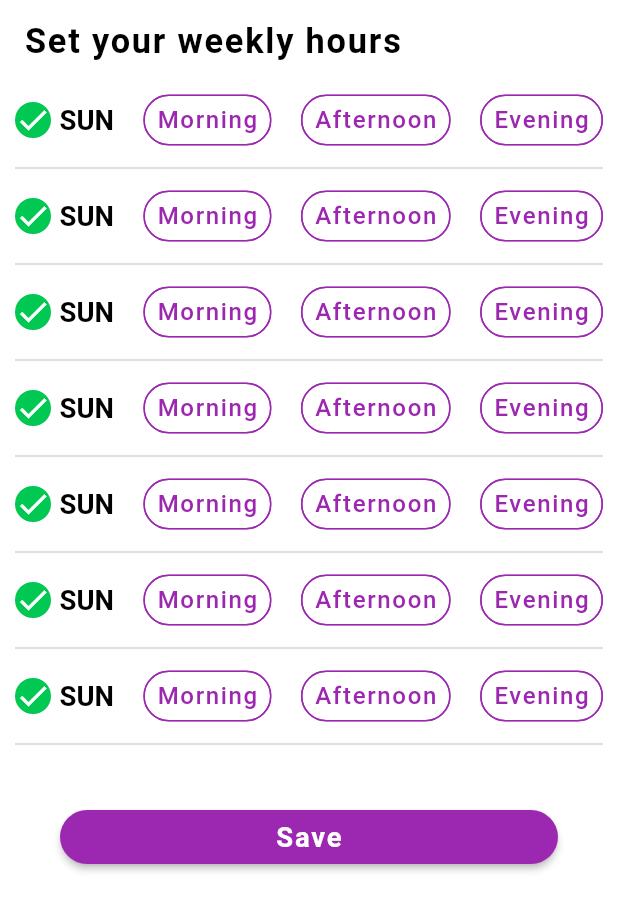
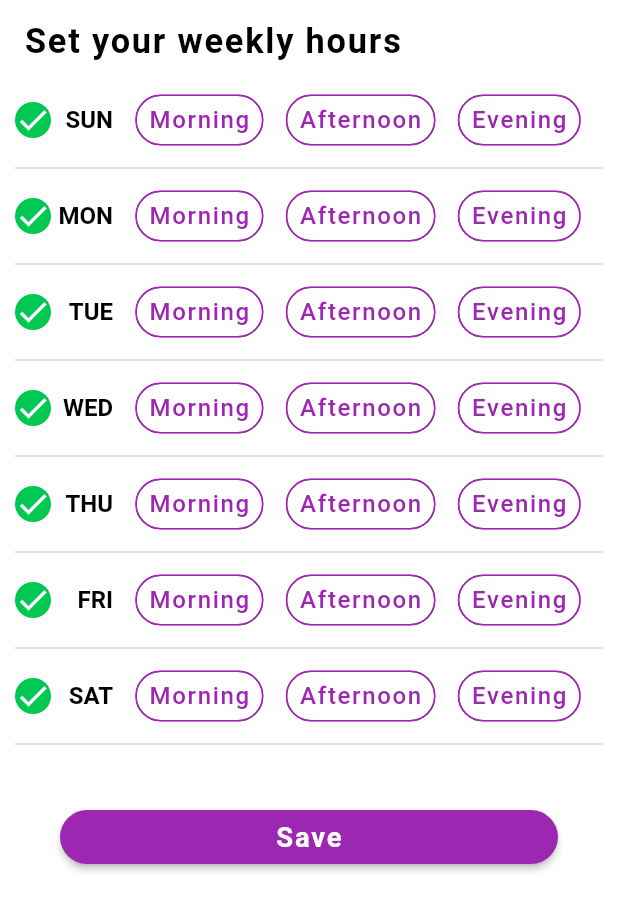
Before and after one commit to jishnup57/MachineTaskWaybeo, a Flutter app: the screen it shows after launch, after a tap on "Go to Shedule View", on a phone screen of 412 x 824 dp. Shown: the top 911 px of the screen. Run offline on Flutter 3.47's test engine with Material 2 defaults, Android fonts, the phone set to English and light mode, and no system bars; our stand-ins replace flutter_screenutil, get, google_fonts, hive_flutter, lottie, shared_preferences; accounts and stored records are empty.

Commit message:
Sheduling compleated

```diff
--- a/lib/app/landing/controller/landing_controller.dart
+++ b/lib/app/landing/controller/landing_controller.dart
@@ -15,13 +15,13 @@ class LandingController extends GetxController {
 
   createSheduleDB() async {
     SharedPreferences sp = await SharedPreferences.getInstance();
-    final value = sp.getBool("is_avl")??false;
-    if(value){
-        return;
+    final value = sp.getBool("is_avl") ?? false;
+    if (value) {
+      return;
     }
     log("create called");
     final box = await Hive.openBox<SheduleModel>('shedule.db');
-    for (var i = 1; i <= 7; i++) {
+    for (var i = 0; i <= 6; i++) {
       final obj = SheduleModel(
         id: i,
         day: generateDay(i),
@@ -30,27 +30,29 @@ class LandingController extends GetxController {
         morning: false,
         afternoon: false,
         evening: false,
+        selMrg: false,
+        selAft: false,
+        selEve: false,
       );
       await box.put(i, obj);
     }
-     final list = await getAll();
-     print(list);
+
     await addToSharedPref();
   }
 
   String generateDay(int i) {
     switch (i) {
+      case 0:
+        return 'SUN';
       case 1:
-        return 'SUN';
+        return 'MON';
       case 2:
-        return 'MON';
+        return 'TUE';
       case 3:
-        return 'TUE';
+        return 'WED';
       case 4:
-        return 'WED';
+        return 'THU';
       case 5:
-        return 'THU';
-      case 6:
         return 'FRI';
       default:
         return 'SAT';
--- a/lib/app/shedule/model/shedule_model.dart
+++ b/lib/app/shedule/model/shedule_model.dart
@@ -1,7 +1,8 @@
 import 'package:hive_flutter/hive_flutter.dart';
- part 'shedule_model.g.dart';
+part 'shedule_model.g.dart';
+
 @HiveType(typeId: 1)
-class SheduleModel{
+class SheduleModel {
   @HiveField(0)
   int id;
 
@@ -22,6 +23,15 @@ class SheduleModel{
 
   @HiveField(6)
   bool evening;
+
+  @HiveField(7)
+  bool selMrg;
+
+  @HiveField(8)
+  bool selAft;
+
+  @HiveField(9)
+  bool selEve;
   SheduleModel({
     required this.id,
     required this.day,
@@ -30,5 +40,38 @@ class SheduleModel{
     required this.morning,
     required this.afternoon,
     required this.evening,
+    required this.selMrg,
+    required this.selAft,
+    required this.selEve,
   });
+
+  SheduleModel copyWith(
+      {int? id,
+      String? day,
+      String? date,
+      bool? compleatlyBooked,
+      bool? morning,
+      bool? afternoon,
+      bool? evening,
+      bool? selMrg,
+      bool? selAft,
+      bool? selEve}) {
+    return SheduleModel(
+      id: id ?? this.id,
+      day: day ?? this.day,
+      date: date ?? this.date,
+      compleatlyBooked: compleatlyBooked ?? this.compleatlyBooked,
+      morning: morning ?? this.morning,
+      afternoon: afternoon ?? this.afternoon,
+      evening: evening ?? this.evening,
+      selMrg: selMrg ?? this.selMrg,
+      selAft: selAft ?? this.selAft,
+      selEve: selEve ?? this.selEve,
+    );
+  }
+  @override
+  String toString() {
+    return 'SheduleModel(id: $id, day: $day, date: $date, compleatlyBooked: $compleatlyBooked, morning: $morning, afternoon: $afternoon, evening: $evening, selMrg: $selMrg, selAft: $selAft, selEve: $selEve)';
+
+  }
 }
--- a/lib/app/shedule/view/shedule_view.dart
+++ b/lib/app/shedule/view/shedule_view.dart
@@ -2,6 +2,8 @@ import 'package:flutter/material.dart';
 import 'package:flutter_screenutil/flutter_screenutil.dart';
 import 'package:get/get.dart';
 import 'package:weeklysheduler/app/shedule/controller/shedule_controller.dart';
+import 'package:weeklysheduler/app/shedule/model/shedule_model.dart';
+import 'package:weeklysheduler/app/shedule/view/widget/ticks.dart';
 import 'package:weeklysheduler/app/utils/styles.dart';
 
 class SheduleView extends StatelessWidget {
@@ -24,38 +26,67 @@ class SheduleView extends StatelessWidget {
         padding: const EdgeInsets.symmetric(horizontal: 10.0),
         child: ListView(
           children: [
-            ListView.separated(
+            GetBuilder<SheduleController>(
+              builder: (ctrl) => ListView.separated(
                 physics: const NeverScrollableScrollPhysics(),
                 shrinkWrap: true,
                 itemBuilder: (context, index) {
+                  final item = ctrl.allSheduleList[index];
                   return Row(
                     mainAxisAlignment: MainAxisAlignment.spaceBetween,
-                  children: const [
-                    TickMark(),
-                    ChipWidget(title: "Morning"),
-                    ChipWidget(title: "Afternoon"),
-                    ChipWidget(title: "Evening"),
+                    children: [
+                      Expanded(flex: 1, child: TickMark(day: item.day)),
+                      Expanded(
+                        flex: 5,
+                        child: Row(
+                          mainAxisAlignment: MainAxisAlignment.spaceEvenly,
+                          children: [
+                            ChipWidget(
+                              title: "Morning",
+                              index: index,
+                              visible: item.morning,
+                              type: SheduleType.mrg,
+                              item: item,
+                            ),
+                            ChipWidget(
+                              title: "Afternoon",
+                              index: index,
+                              visible: item.afternoon,
+                              type: SheduleType.noon,
+                              item: item,
+                            ),
+                            ChipWidget(
+                              title: "Evening",
+                              index: index,
+                              visible: item.evening,
+                              type: SheduleType.evg,
+                              item: item,
+                            ),
+                          ],
+                        ),
+                      )
                     ],
                   );
                 },
                 separatorBuilder: (context, index) => const Divider(
                   thickness: 1.5,
                 ),
-              itemCount: 7,
+                itemCount: ctrl.allSheduleList.length,
+              ),
             ),
             const Divider(
               thickness: 1.5,
             ),
-
             Padding(
               padding: const EdgeInsets.all(30),
               child: ElevatedButton(
                 onPressed: () {
-                  Get.back();
+                   ctrl.onSave();
+
                 },
-                style: ElevatedButton.styleFrom(shape: RoundedRectangleBorder(
-                  borderRadius: BorderRadius.circular(30)
-                )),
+                style: ElevatedButton.styleFrom(
+                    shape: RoundedRectangleBorder(
+                        borderRadius: BorderRadius.circular(30))),
                 child: Text(
                   "Save",
                   style: AppStyle.appBarText
@@ -71,57 +102,51 @@ class SheduleView extends StatelessWidget {
 }
 
 class ChipWidget extends StatelessWidget {
-  const ChipWidget({
+  ChipWidget({
     Key? key,
     required this.title,
+    required this.index,
+    required this.visible,
+    required this.type,
+    required this.item,
   }) : super(key: key);
+  final bool visible;
   final String title;
+  final int index;
+  final SheduleController ctrl = Get.find<SheduleController>();
+  final SheduleType type;
+  final SheduleModel item;
   @override
   Widget build(BuildContext context) {
     return ActionChip(
       padding: EdgeInsets.zero,
-      label: Text(
+      label: visible == true
+          ? Text(title,
+              style: AppStyle.timeText
+                  .copyWith(color: Colors.grey, fontSize: 14.sp)
+              )
+          : Text(
               title,
-        style:
-            AppStyle.timeText.copyWith(color: Colors.purple, fontSize: 14.sp),
+              style: AppStyle.timeText.copyWith(
+                  color: ctrl.colorSelecter(type, index), fontSize: 14.sp),
             ),
-      onPressed: () {},
+      onPressed: () {
+        if (!visible) {
+          ctrl.chipSelect( index,item, type);
+        }
+      },
       backgroundColor: Colors.white,
-      shape: const StadiumBorder(
+      shape: visible == true
+          ? const StadiumBorder(
               side: BorderSide(
               width: 1,
-        color: Colors.purple,
+              color: Colors.grey,
+            ))
+          : StadiumBorder(
+              side: BorderSide(
+              width: 1,
+              color: ctrl.colorSelecter(type, index),
             )),
     );
   }
 }
-
-class TickMark extends StatelessWidget {
-  const TickMark({Key? key}) : super(key: key);
-
-  @override
-  Widget build(BuildContext context) {
-    return Row(
-      mainAxisAlignment: MainAxisAlignment.spaceBetween,
-      children: [
-        ClipRRect(
-          borderRadius: BorderRadius.circular(20.w),
-          child: Container(
-            color: Colors.greenAccent.shade700,
-            child: const Icon(
-              Icons.check,
-              color: Colors.white,
-            ),
-          ),
-        ),
-        SizedBox(
-          width: 5.w,
-        ),
-        Text(
-          "SUN",
-          style: AppStyle.weekText.copyWith(fontSize: 16.sp),
-        )
-      ],
-    );
-  }
-}
--- /dev/null
+++ b/lib/app/shedule/view/widget/ticks.dart
@@ -0,0 +1,31 @@
+import 'package:flutter/material.dart';
+import 'package:flutter_screenutil/flutter_screenutil.dart';
+import 'package:weeklysheduler/app/utils/styles.dart';
+
+class TickMark extends StatelessWidget {
+  const TickMark({Key? key, required this.day}) : super(key: key);
+  final String day;
+  @override
+  Widget build(BuildContext context) {
+     ScreenUtil.init(context);
+    return Row(
+      mainAxisAlignment: MainAxisAlignment.spaceBetween,
+      children: [
+        ClipRRect(
+          borderRadius: BorderRadius.circular(20.w),
+          child: Container(
+            color: Colors.greenAccent.shade700,
+            child: const Icon(
+              Icons.check,
+              color: Colors.white,
+            ),
+          ),
+        ),
+        Text(
+          day,
+          style: AppStyle.weekText.copyWith(fontSize: 16),
+        )
+      ],
+    );
+  }
+}
```
Also changed, not shown: lib/app/shedule/controller/shedule_controller.dart (+156 -7 lines), lib/app/shedule/model/shedule_model.g.dart. Lines whose indentation alone changed are shown as unchanged.
